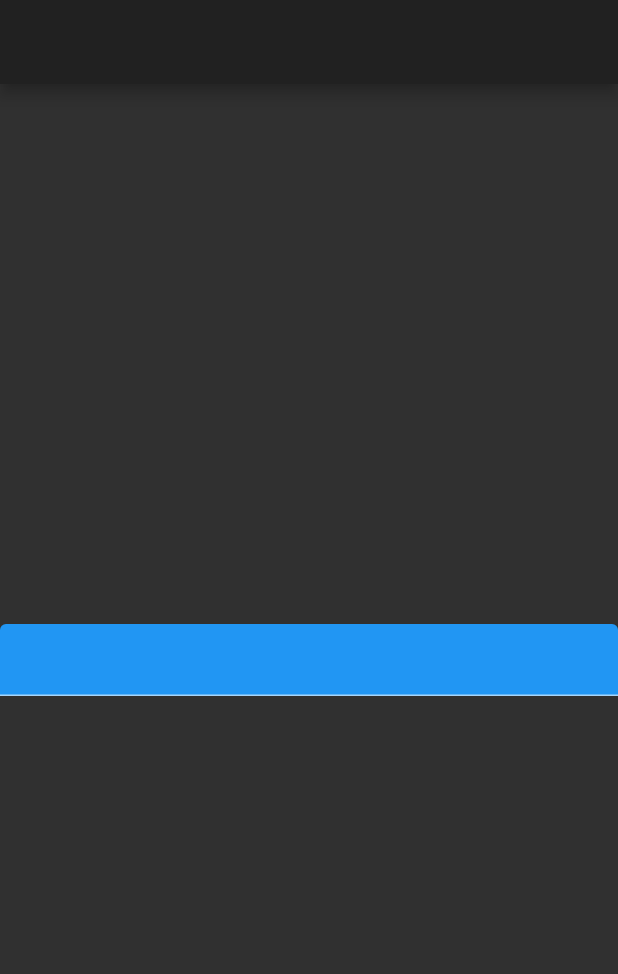
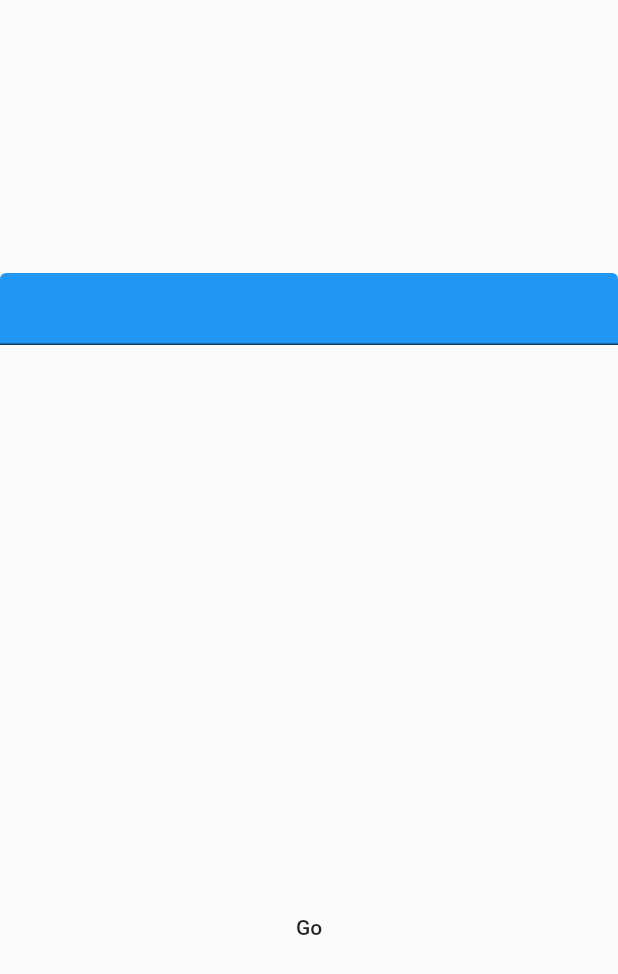
Before and after one commit to JerinFrancisA/Play-Plan, a Flutter app: the screen it shows after launch, on a phone screen of 412 x 824 dp. Shown: the top 974 px of the screen. Run offline on Flutter 3.47's test engine with Material 2 defaults, Android fonts, the phone set to English and light mode, and no system bars.

Commit message:
login test0

```diff
--- a/lib/main.dart
+++ b/lib/main.dart
@@ -5,7 +5,6 @@ main() => runApp(
       MaterialApp(
         debugShowCheckedModeBanner: false,
         title: 'Play Plan',
-        theme: ThemeData.dark(),
         initialRoute: LoginScreen.routeName,
         routes: {
           LoginScreen.routeName: (context) => LoginScreen(),
--- a/lib/screens/login_screen.dart
+++ b/lib/screens/login_screen.dart
@@ -14,9 +14,11 @@ class _LoginScreenState extends State<LoginScreen> {
   Widget build(BuildContext context) {
     return SafeArea(
       child: Scaffold(
-        appBar: AppBar(),
         body: Center(
-          child: TextField(
+          child: Column(
+            mainAxisAlignment: MainAxisAlignment.spaceAround,
+            children: [
+              TextField(
                 keyboardType: TextInputType.numberWithOptions(),
                 decoration: InputDecoration(
                   filled: true,
@@ -26,6 +28,12 @@ class _LoginScreenState extends State<LoginScreen> {
                   inputNumber = val;
                 },
               ),
+              MaterialButton(
+                onPressed: () {},
+                child: Text('Go'),
+              ),
+            ],
+          ),
         ),
       ),
     );
```
Lines whose indentation alone changed are shown as unchanged.
